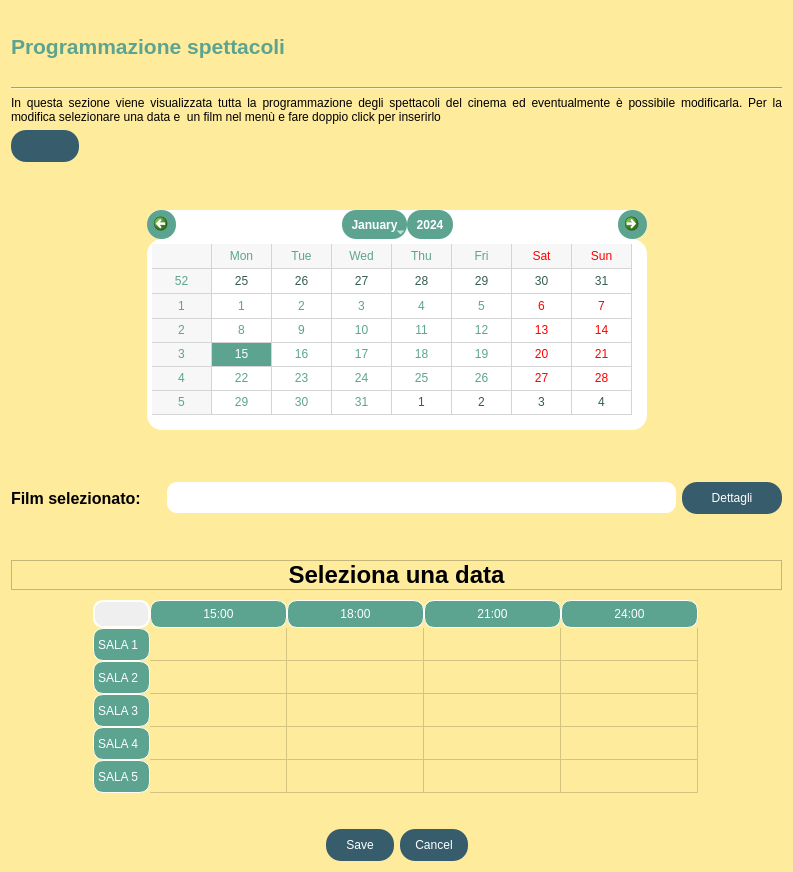
Above: listaFilm/visualizzaProgrammazione/view/ProgrammazioneSpettacoli.ui from StracciaMatteo/GestioneCinema before the change. Below: the same form after it.
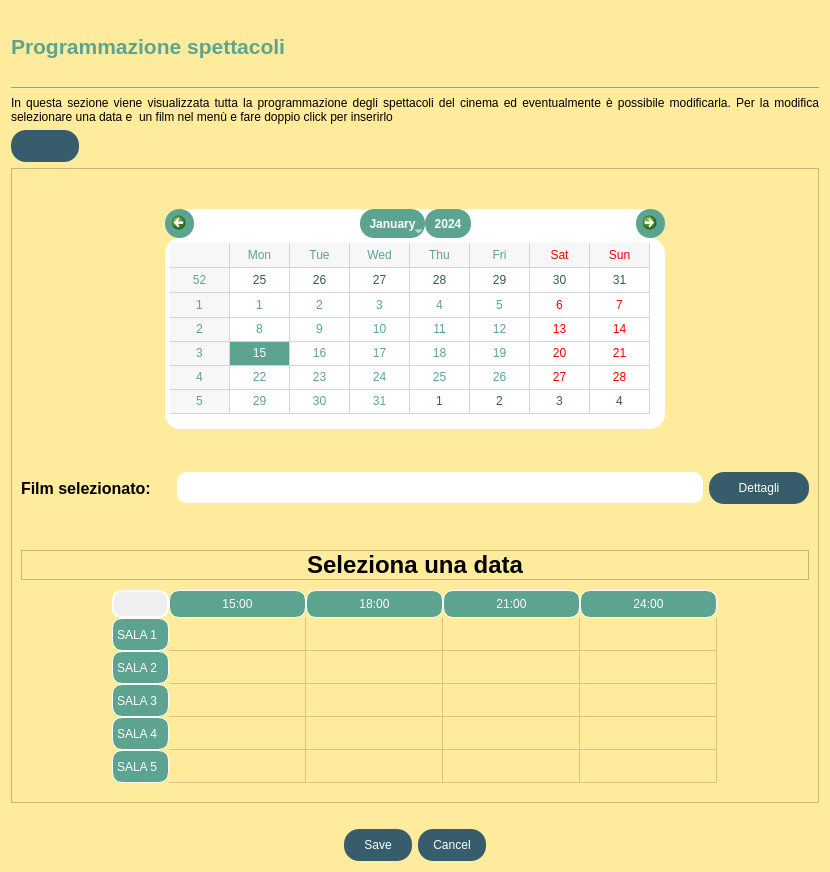
That is the form after the change. Icons and pictures are not drawn.

Commit message: Risolta dimensione finestre aggiungendo scroll bar

Patch:
```diff
--- a/listaFilm/visualizzaProgrammazione/view/ProgrammazioneSpettacoli.ui
+++ b/listaFilm/visualizzaProgrammazione/view/ProgrammazioneSpettacoli.ui
@@ -6,7 +6,7 @@
    <rect>
     <x>0</x>
     <y>0</y>
-    <width>793</width>
+    <width>830</width>
     <height>872</height>
    </rect>
   </property>
@@ -142,6 +142,19 @@
 QCalendarWidget QAbstractItemView:disabled
 {
 color:rgb(52, 93, 81);
+}
+
+/*SCROLLBAR*/
+QScrollBar{
+background-color: rgb(55, 92, 108);
+}
+
+QScrollBar::handle:hover{
+background-color: rgb(92, 154, 181);
+}
+
+QScrollBar::handle:pressed{
+background-color: rgb(48, 80, 91);
 }</string>
   </property>
   <layout class="QVBoxLayout" name="verticalLayout">
@@ -233,6 +246,21 @@
     </widget>
    </item>
    <item>
+    <widget class="QScrollArea" name="scrollArea">
+     <property name="widgetResizable">
+      <bool>true</bool>
+     </property>
+     <widget class="QWidget" name="scrollAreaWidgetContents">
+      <property name="geometry">
+       <rect>
+        <x>0</x>
+        <y>0</y>
+        <width>810</width>
+        <height>626</height>
+       </rect>
+      </property>
+      <layout class="QVBoxLayout" name="verticalLayout_3">
+       <item>
     <layout class="QHBoxLayout" name="horizontalLayout">
      <property name="topMargin">
       <number>0</number>
@@ -526,6 +554,10 @@
        <string>24:00</string>
       </property>
      </column>
+        </widget>
+       </item>
+      </layout>
+     </widget>
     </widget>
    </item>
    <item>
```
Lines whose indentation alone changed are shown as unchanged. The commit also changes 2 other files.
